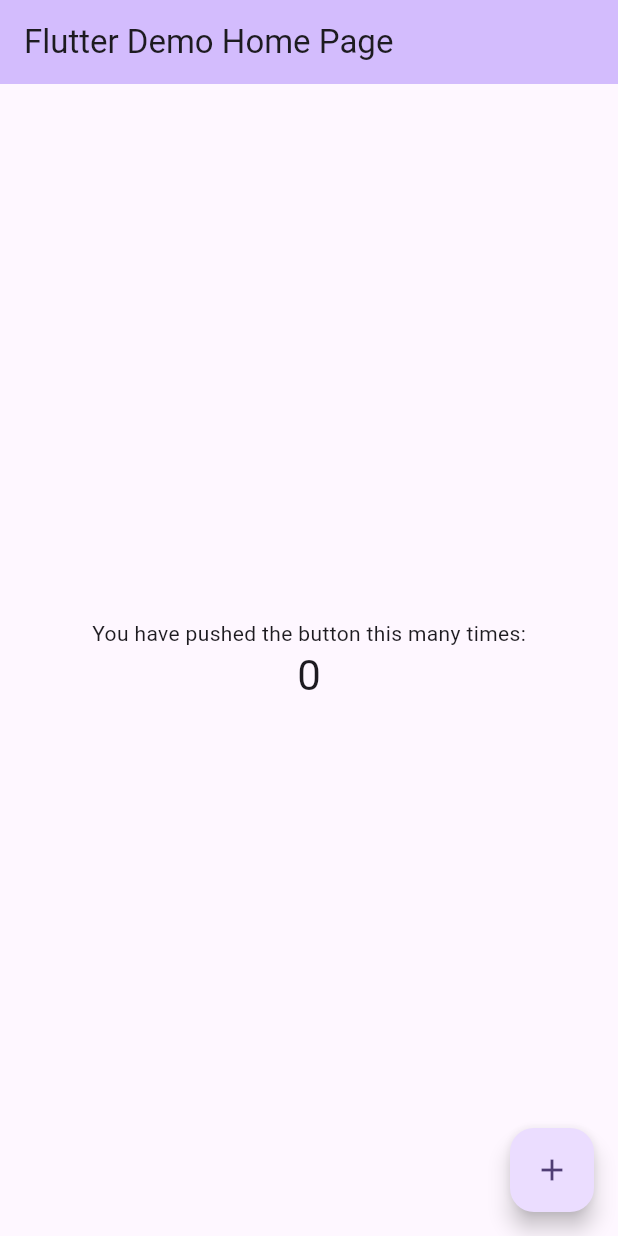
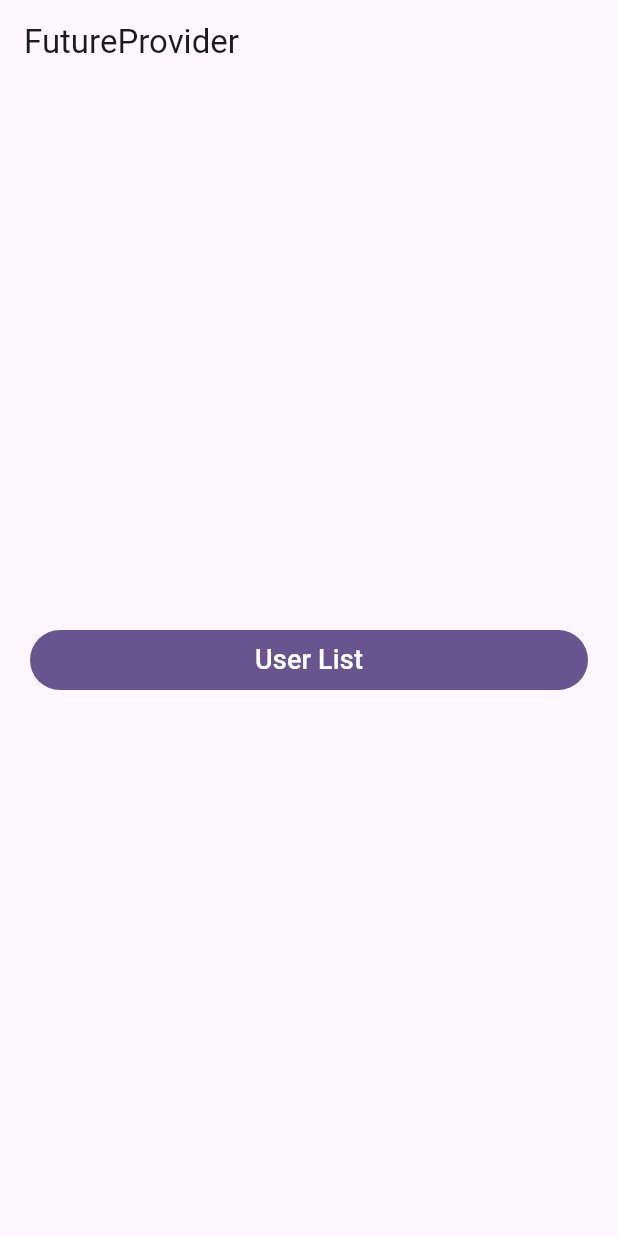
Before and after one commit to NikhilKukreja26/riverpod_futureprovider, a Flutter app: the screen it shows after launch, on a phone screen of 412 x 824 dp. Run offline on Flutter 3.47's test engine with Material 3 defaults, Android fonts, the phone set to English and light mode, and no system bars; our stand-ins replace dio, flutter_riverpod, freezed_annotation, riverpod_annotation; generated files the repository leaves out were written again.

Commit message:
[wip] - Future Provider Using API Call

```diff
--- a/lib/main.dart
+++ b/lib/main.dart
@@ -1,125 +1,50 @@
 import 'package:flutter/material.dart';
+import 'package:flutter_riverpod/flutter_riverpod.dart';
+import 'package:future_provider/pages/users/user_list_page.dart';
+import 'package:future_provider/widgets/custom_button.dart';
 
 void main() {
-  runApp(const MyApp());
+  runApp(const ProviderScope(child: MyApp()));
 }
 
 class MyApp extends StatelessWidget {
   const MyApp({super.key});
 
-  // This widget is the root of your application.
   @override
   Widget build(BuildContext context) {
     return MaterialApp(
-      title: 'Flutter Demo',
+      debugShowCheckedModeBanner: false,
+      title: 'Future Provider',
       theme: ThemeData(
-        // This is the theme of your application.
-        //
-        // TRY THIS: Try running your application with "flutter run". You'll see
-        // the application has a purple toolbar. Then, without quitting the app,
-        // try changing the seedColor in the colorScheme below to Colors.green
-        // and then invoke "hot reload" (save your changes or press the "hot
-        // reload" button in a Flutter-supported IDE, or press "r" if you used
-        // the command line to start the app).
-        //
-        // Notice that the counter didn't reset back to zero; the application
-        // state is not lost during the reload. To reset the state, use hot
-        // restart instead.
-        //
-        // This works for code too, not just values: Most code changes can be
-        // tested with just a hot reload.
         colorScheme: ColorScheme.fromSeed(seedColor: Colors.deepPurple),
         useMaterial3: true,
       ),
-      home: const MyHomePage(title: 'Flutter Demo Home Page'),
+      home: const MyHomePage(),
     );
   }
 }
 
-class MyHomePage extends StatefulWidget {
-  const MyHomePage({super.key, required this.title});
-
-  // This widget is the home page of your application. It is stateful, meaning
-  // that it has a State object (defined below) that contains fields that affect
-  // how it looks.
-
-  // This class is the configuration for the state. It holds the values (in this
-  // case the title) provided by the parent (in this case the App widget) and
-  // used by the build method of the State. Fields in a Widget subclass are
-  // always marked "final".
-
-  final String title;
-
-  @override
-  State<MyHomePage> createState() => _MyHomePageState();
-}
-
-class _MyHomePageState extends State<MyHomePage> {
-  int _counter = 0;
-
-  void _incrementCounter() {
-    setState(() {
-      // This call to setState tells the Flutter framework that something has
-      // changed in this State, which causes it to rerun the build method below
-      // so that the display can reflect the updated values. If we changed
-      // _counter without calling setState(), then the build method would not be
-      // called again, and so nothing would appear to happen.
-      _counter++;
-    });
-  }
+class MyHomePage extends StatelessWidget {
+  const MyHomePage({super.key});
 
   @override
   Widget build(BuildContext context) {
-    // This method is rerun every time setState is called, for instance as done
-    // by the _incrementCounter method above.
-    //
-    // The Flutter framework has been optimized to make rerunning build methods
-    // fast, so that you can just rebuild anything that needs updating rather
-    // than having to individually change instances of widgets.
     return Scaffold(
       appBar: AppBar(
-        // TRY THIS: Try changing the color here to a specific color (to
-        // Colors.amber, perhaps?) and trigger a hot reload to see the AppBar
-        // change color while the other colors stay the same.
-        backgroundColor: Theme.of(context).colorScheme.inversePrimary,
-        // Here we take the value from the MyHomePage object that was created by
-        // the App.build method, and use it to set our appbar title.
-        title: Text(widget.title),
+        title: const Text('FutureProvider'),
       ),
       body: Center(
-        // Center is a layout widget. It takes a single child and positions it
-        // in the middle of the parent.
-        child: Column(
-          // Column is also a layout widget. It takes a list of children and
-          // arranges them vertically. By default, it sizes itself to fit its
-          // children horizontally, and tries to be as tall as its parent.
-          //
-          // Column has various properties to control how it sizes itself and
-          // how it positions its children. Here we use mainAxisAlignment to
-          // center the children vertically; the main axis here is the vertical
-          // axis because Columns are vertical (the cross axis would be
-          // horizontal).
-          //
-          // TRY THIS: Invoke "debug painting" (choose the "Toggle Debug Paint"
-          // action in the IDE, or press "p" in the console), to see the
-          // wireframe for each widget.
-          mainAxisAlignment: MainAxisAlignment.center,
-          children: <Widget>[
-            const Text(
-              'You have pushed the button this many times:',
-            ),
-            Text(
-              '$_counter',
-              style: Theme.of(context).textTheme.headlineMedium,
+        child: ListView(
+          shrinkWrap: true,
+          padding: const EdgeInsets.all(20.0),
+          children: const [
+            CustomButton(
+              title: 'User List',
+              child: UserListPage(),
             ),
           ],
         ),
       ),
-      floatingActionButton: FloatingActionButton(
-        onPressed: _incrementCounter,
-        tooltip: 'Increment',
-        child: const Icon(Icons.add),
-      ), // This trailing comma makes auto-formatting nicer for build methods.
     );
   }
 }
--- /dev/null
+++ b/lib/models/user.dart
@@ -0,0 +1,19 @@
+import 'package:flutter/foundation.dart';
+import 'package:freezed_annotation/freezed_annotation.dart';
+
+part 'user.freezed.dart';
+part 'user.g.dart';
+
+@freezed
+class User with _$User {
+  const factory User({
+    required int id,
+    required String name,
+    required String email,
+    required String username,
+    required String phone,
+    required String website,
+  }) = _User;
+
+  factory User.fromJson(Map<String, dynamic> json) => _$UserFromJson(json);
+}
--- /dev/null
+++ b/lib/pages/users/users_provider.dart
@@ -0,0 +1,56 @@
+import 'package:future_provider/models/user.dart';
+import 'package:future_provider/providers/dio_provider.dart';
+import 'package:riverpod_annotation/riverpod_annotation.dart';
+
+part 'users_provider.g.dart';
+
+// final userListProvider = FutureProvider.autoDispose<List<User>>((ref) async {
+//   ref.onDispose(() {
+//     print('[userListProvider] disposed');
+//   });
+//   final response = await ref.watch(dioProvider).get('/users');
+//   // throw 'Fail to fetch user list';
+//   final List userList = response.data;
+//   final users = [for (final user in userList) User.fromJson(user)];
+//   return users;
+// });
+
+@riverpod
+FutureOr<List<User>> userList(UserListRef ref) async {
+  ref.onDispose(() {
+    print('[userListProvider] disposed');
+  });
+  final response = await ref.watch(dioProvider).get('/users');
+
+  // throw 'Fail to fetch user list';
+  final List userList = response.data;
+  final users = [for (final user in userList) User.fromJson(user)];
+  return users;
+}
+
+// final userDetailProvider =
+//     FutureProvider.autoDispose.family<User, int>((ref, id) async {
+//   ref.onDispose(() {
+//     print('[userDetailProvider($id)] disposed');
+//   });
+//   final response = await ref.watch(dioProvider).get('/users/$id');
+//   final user = User.fromJson(response.data);
+//   return user;
+// });
+
+@riverpod
+FutureOr<User> userDetail(UserDetailRef ref, int id) async {
+  ref.onDispose(() {
+    print('[userDetailProvider($id)] disposed');
+  });
+  final response = await ref.watch(dioProvider).get('/users/$id');
+  ref.keepAlive();
+  final user = User.fromJson(response.data);
+  return user;
+}
+
+// @Riverpod(keepAlive: true)
+// FutureOr<int> returnOne(ReturnOneRef ref) async {
+//   ref.keepAlive();
+//   return Future.value(1);
+// }
--- /dev/null
+++ b/lib/widgets/custom_button.dart
@@ -0,0 +1,34 @@
+import 'package:flutter/material.dart';
+
+class CustomButton extends StatelessWidget {
+  const CustomButton({
+    super.key,
+    required this.title,
+    required this.child,
+  });
+
+  final String title;
+  final Widget child;
+
+  @override
+  Widget build(BuildContext context) {
+    return Padding(
+      padding: const EdgeInsets.symmetric(vertical: 5.0),
+      child: FilledButton(
+        onPressed: () {
+          Navigator.of(context).push(
+            MaterialPageRoute(
+              builder: (_) => child,
+            ),
+          );
+        },
+        child: Text(
+          title,
+          style: const TextStyle(
+            fontSize: 18.0,
+          ),
+        ),
+      ),
+    );
+  }
+}
```
Also changed, not shown: analysis_options.yaml (+7 -23 lines), lib/pages/users/user_detail_page.dart (added, +96 -0 lines), lib/pages/users/user_list_page.dart (added, +87 -0 lines), lib/providers/dio_provider.dart (added, +13 -0 lines), pubspec.yaml (+13 -4 lines), lib/models/user.freezed.dart (added), lib/models/user.g.dart (added), lib/pages/users/users_provider.g.dart (added), lib/providers/dio_provider.g.dart (added), pubspec.lock, 1 other file.
